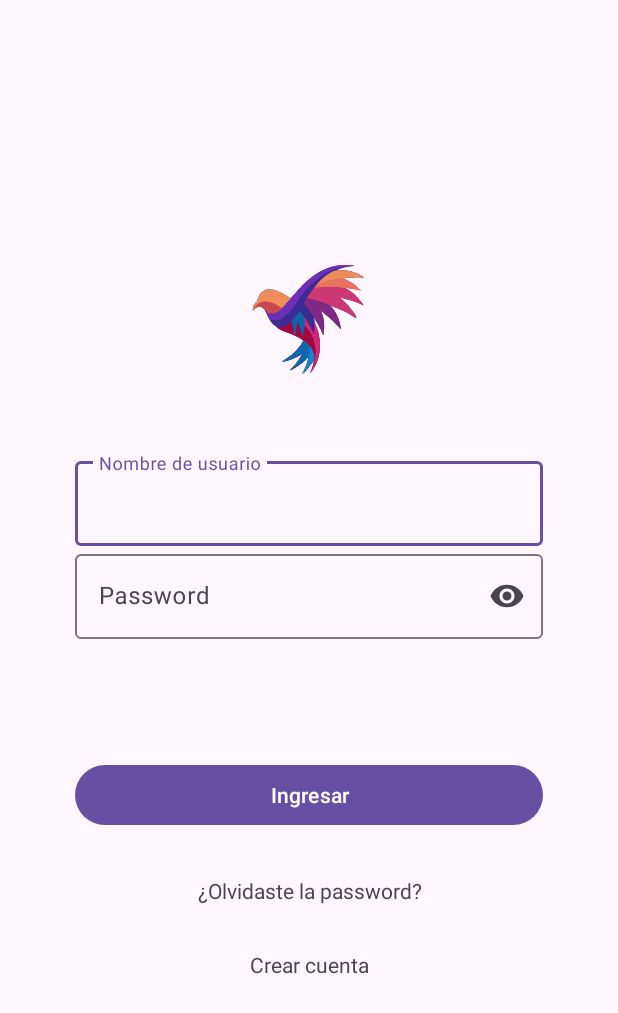
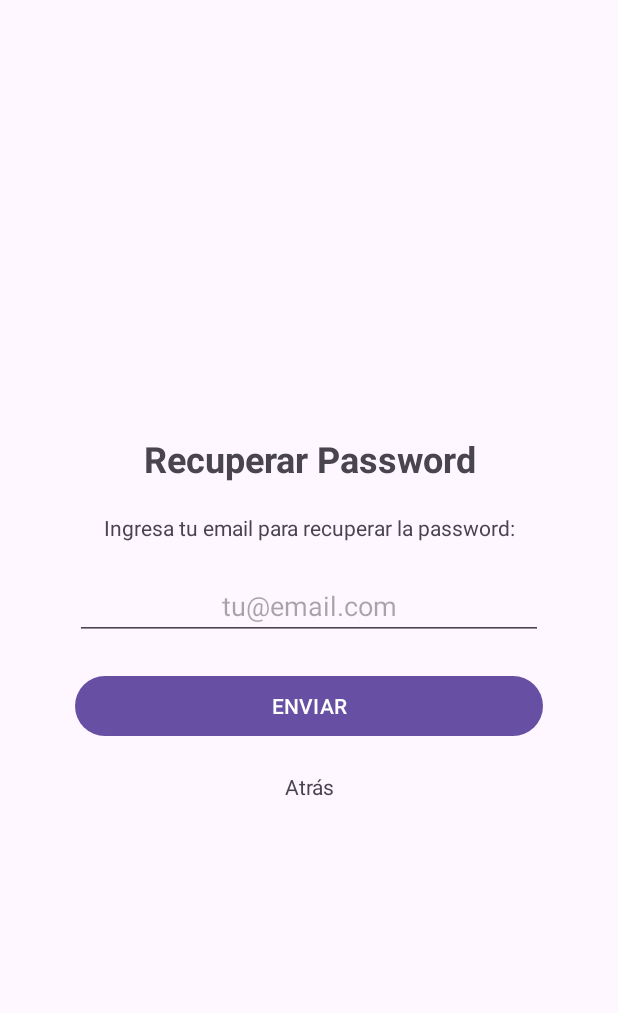
Before and after one commit to JavFuentes/Login, an Android app: the screen it shows after launch (LoginActivity), after a tap on "¿Olvidaste la password?", on a phone screen of 412 x 824 dp. Shown: the top 1013 px of the screen. Run offline under Robolectric (Android 15) with nearby library versions, the phone set to English and light mode, and no system bars.

Commit message:
binding,bundle

```diff
--- a/app/build.gradle
+++ b/app/build.gradle
@@ -26,6 +26,10 @@ android {
         sourceCompatibility JavaVersion.VERSION_11
         targetCompatibility JavaVersion.VERSION_11
     }
+    buildFeatures{
+        viewBinding = true
+    }
+
 }
 
 dependencies {
--- a/app/src/main/java/dev/javfuentes/login/LoginActivity.java
+++ b/app/src/main/java/dev/javfuentes/login/LoginActivity.java
@@ -2,33 +2,33 @@ package dev.javfuentes.login;
 
 import android.content.Intent;
 import android.os.Bundle;
+import android.renderscript.ScriptGroup;
+import android.view.View;
 import android.widget.Button;
 import android.widget.EditText;
 import android.widget.TextView;
 import android.widget.Toast;
 
+import androidx.activity.OnBackPressedCallback;
 import androidx.appcompat.app.AppCompatActivity;
+import java.util.Objects;
+
+import dev.javfuentes.login.databinding.ActivityLoginBinding;
 
 public class LoginActivity extends AppCompatActivity {
-
-    private EditText et_nombre_usuario, et_password;
+    private ActivityLoginBinding binding;
 
     @Override
     protected void onCreate(Bundle savedInstanceState) {
         super.onCreate(savedInstanceState);
-        setContentView(R.layout.activity_login);
 
-        et_nombre_usuario = findViewById(R.id.et_nombre_usuario);
-        et_password = findViewById(R.id.et_password);
+        binding = ActivityLoginBinding.inflate(getLayoutInflater());
+        setContentView(binding.getRoot());
 
-        Button btn_ingresar = findViewById(R.id.btn_ingresar);
-        TextView btn_tv_password_olvidada = findViewById(R.id.btn_tv_password_olvidada);
-        TextView btn_tv_crear_cuenta = findViewById(R.id.btn_tv_crear_cuenta);
-
-        btn_ingresar.setOnClickListener(v -> {
-                if (et_nombre_usuario.getText().toString().isEmpty() || et_password.getText().toString().isEmpty()) {
+        binding.btnIngresar.setOnClickListener(v -> {
+            if (Objects.requireNonNull(binding.etNombreUsuario.getText()).toString().isEmpty() || Objects.requireNonNull(binding.etPassword.getText()).toString().isEmpty()) {
                 Toast.makeText(LoginActivity.this, "No deben haber campos vacios", Toast.LENGTH_LONG).show();
-                } else if(et_nombre_usuario.getText().toString().equals("usuario") && et_password.getText()
+            } else if(binding.etNombreUsuario.getText().toString().equals("usuario") && binding.etPassword.getText()
                     .toString().equals("123")){
                 Intent intent = new Intent(LoginActivity.this, MainActivity.class);
                 startActivity(intent);
@@ -38,40 +38,75 @@ public class LoginActivity extends AppCompatActivity {
             }
         });
 
-        btn_tv_password_olvidada.setOnClickListener(v -> {
+        binding.btnTvPasswordOlvidada.setOnClickListener(v -> {
             // Animación de escala
-            v.animate()
+            animateScaleButton(v);
+
+            // Ocultar el layout del login
+            binding.loginLayout.setVisibility(View.GONE);
+
+
+            // Crear el fragment y el bundle
+            PasswordOlvidadaFragment fragment = new PasswordOlvidadaFragment();
+            Bundle bundle = new Bundle();
+
+            // Obtener el texto del campo usuario y pasarlo al bundle
+            String nombreUsuario = binding.etNombreUsuario.getText().toString();
+            bundle.putString("nombre_usuario", nombreUsuario);
+
+            // Asignar el bundle al fragment
+            fragment.setArguments(bundle);
+
+
+            // Cargar el fragment
+            getSupportFragmentManager().beginTransaction()
+                    .replace(R.id.fragment_container, fragment)
+                    .addToBackStack(null)
+                    .commit();
+        });
+
+        binding.btnTvCrearCuenta.setOnClickListener(v -> {
+            // Animación de escala
+            animateScaleButton(v);
+            Toast.makeText(LoginActivity.this, "Pronto", Toast.LENGTH_SHORT).show();
+        });
+
+        // Manejar el botón de retroceso del sistema
+        getOnBackPressedDispatcher().addCallback(this, new OnBackPressedCallback(true) {
+            @Override
+            public void handleOnBackPressed() {
+                // Verificar si hay fragments en el back stack
+                if (getSupportFragmentManager().getBackStackEntryCount() > 0) {
+                    // Mostrar el layout del login antes de hacer pop del fragment
+                    showLoginLayout();
+                    getSupportFragmentManager().popBackStack();
+                } else {
+                    // Si no hay fragments, comportamiento normal de salir de la app
+                    finish();
+                }
+            }
+        });
+    }
+
+    // Función privada para la animación de escala
+    private void animateScaleButton(View view) {
+        view.animate()
                 .scaleX(0.95f)
                 .scaleY(0.95f)
                 .setDuration(100)
                 .withEndAction(() -> {
-                        v.animate()
+                    view.animate()
                             .scaleX(1.0f)
                             .scaleY(1.0f)
                             .setDuration(100)
                             .start();
                 })
                 .start();
+    }
 
-            Toast.makeText(LoginActivity.this, "Pronto", Toast.LENGTH_SHORT).show();
-        });
+    public void showLoginLayout() {
+        binding.loginLayout.setVisibility(View.VISIBLE);
+    }
 
 
-        btn_tv_crear_cuenta.setOnClickListener(v -> {
-            // Animación de escala
-            v.animate()
-                    .scaleX(0.95f)
-                    .scaleY(0.95f)
-                    .setDuration(100)
-                    .withEndAction(() -> {
-                        v.animate()
-                                .scaleX(1.0f)
-                                .scaleY(1.0f)
-                                .setDuration(100)
-                                .start();
-                    })
-                    .start();
-            Toast.makeText(LoginActivity.this, "Pronto", Toast.LENGTH_SHORT).show();
-        });
 }
-}
--- a/app/src/main/java/dev/javfuentes/login/PasswordOlvidadaFragment.java
+++ b/app/src/main/java/dev/javfuentes/login/PasswordOlvidadaFragment.java
@@ -1,21 +1,51 @@
 package dev.javfuentes.login;
 
 import android.os.Bundle;
-import androidx.fragment.app.Fragment;
 import android.view.LayoutInflater;
 import android.view.View;
 import android.view.ViewGroup;
+import androidx.annotation.NonNull;
+import androidx.annotation.Nullable;
+import androidx.fragment.app.Fragment;
+import dev.javfuentes.login.databinding.FragmentPasswordOlvidadaBinding;
 
 public class PasswordOlvidadaFragment extends Fragment {
+    private FragmentPasswordOlvidadaBinding binding;
 
     public PasswordOlvidadaFragment() {
         // Required empty public constructor
     }
 
     @Override
-    public View onCreateView(LayoutInflater inflater, ViewGroup container,
-                             Bundle savedInstanceState) {
-        // Inflate the layout for this fragment
-        return inflater.inflate(R.layout.fragment_password_olvidada, container, false);
+    public View onCreateView(@NonNull LayoutInflater inflater, @Nullable ViewGroup container, @Nullable Bundle savedInstanceState) {
+
+        // Inicializar el binding
+        binding = FragmentPasswordOlvidadaBinding.inflate(inflater, container, false);
+
+        // Recuperar el argumento del bundle
+        if (getArguments() != null) {
+            String nombreUsuario = getArguments().getString("nombre_usuario", "");
+            // Establecer el texto en tu EditText del correo
+            binding.etEmail.setText(nombreUsuario);
+        }
+
+        // Configurar el botón "Atrás"
+        binding.btnTvVolver.setOnClickListener(v -> {
+            // Mostrar nuevamente el layout del login
+            if (getActivity() instanceof LoginActivity) {
+                ((LoginActivity) getActivity()).showLoginLayout();
+            }
+            // Remover el fragment
+            requireActivity().getSupportFragmentManager().popBackStack();
+        });
+
+        return binding.getRoot();
+    }
+
+    @Override
+    public void onDestroyView() {
+        super.onDestroyView();
+        // Limpiar el binding para evitar memory leaks
+        binding = null;
     }
 }
--- a/app/src/main/res/layout-land/activity_login.xml
+++ /dev/null
@@ -1,68 +0,0 @@
-<?xml version="1.0" encoding="utf-8"?>
-<androidx.constraintlayout.widget.ConstraintLayout xmlns:app="http://schemas.android.com/apk/res-auto"
-    xmlns:tools="http://schemas.android.com/tools"
-    android:layout_width="match_parent"
-    android:layout_height="match_parent"
-    xmlns:android="http://schemas.android.com/apk/res/android">
-
-    <LinearLayout
-        android:layout_width="match_parent"
-        android:layout_height="wrap_content"
-        android:orientation="vertical"
-        android:layout_marginStart="@dimen/margin_extra_extra_large"
-        android:layout_marginEnd="@dimen/margin_extra_extra_large"
-        app:layout_constraintBottom_toBottomOf="parent"
-        app:layout_constraintEnd_toEndOf="parent"
-        app:layout_constraintStart_toStartOf="parent"
-        app:layout_constraintTop_toTopOf="parent"
-        tools:context=".LoginActivity">
-
-        <ImageView
-            android:layout_width="@dimen/size_small"
-            android:layout_height="@dimen/size_small"
-            android:layout_gravity="center"
-            android:contentDescription="@string/content_description"
-            android:src="@drawable/logo_login" />
-
-        <EditText
-            android:id="@+id/et_nombre_usuario"
-            android:layout_width="match_parent"
-            android:layout_height="wrap_content"
-            android:layout_marginTop="@dimen/margin_medium"
-            android:autofillHints=""
-            android:hint="@string/nombre_de_usuario"
-            android:inputType="text" />
-
-        <EditText
-            android:id="@+id/et_password"
-            android:layout_width="match_parent"
-            android:layout_height="wrap_content"
-            android:autofillHints=""
-            android:hint="@string/password"
-            android:inputType="textPassword" />
-
-        <Button
-            android:id="@+id/btn_ingresar"
-            android:layout_width="match_parent"
-            android:layout_height="wrap_content"
-            android:layout_marginTop="@dimen/margin_medium"
-            android:text="@string/ingresar"/>
-
-        <TextView
-            android:id="@+id/btn_tv_password_olvidada"
-            android:layout_width="match_parent"
-            android:layout_height="wrap_content"
-            android:layout_marginTop="@dimen/margin_extra_small"
-            android:gravity="center"
-            android:text="@string/olvidaste_la_password" />
-
-        <TextView
-            android:id="@+id/btn_tv_crear_cuenta"
-            android:layout_width="match_parent"
-            android:layout_height="wrap_content"
-            android:layout_marginTop="@dimen/margin_extra_small"
-            android:gravity="center"
-            android:text="@string/crear_cuenta" />
-
-    </LinearLayout>
-</androidx.constraintlayout.widget.ConstraintLayout>
--- a/app/src/main/res/layout/activity_login.xml
+++ b/app/src/main/res/layout/activity_login.xml
@@ -6,7 +6,13 @@
     android:layout_height="match_parent"
     xmlns:android="http://schemas.android.com/apk/res/android">
 
+    <FrameLayout
+        android:id="@+id/fragment_container"
+        android:layout_width="match_parent"
+        android:layout_height="match_parent"/>
+
     <LinearLayout
+        android:id="@+id/login_layout"
         android:layout_width="match_parent"
         android:layout_height="wrap_content"
         android:orientation="vertical"
--- a/app/src/main/res/values/strings.xml
+++ b/app/src/main/res/values/strings.xml
@@ -1,7 +1,7 @@
 <resources>
     <string name="app_name">Login</string>
     <string name="content_description">Logo de la app, es un ave de colores</string>
-    <string name="nombre_de_usuario">Nombre de usuario</string>
+    <string name="nombre_de_usuario">Nombre de usuario o email</string>
     <string name="password">Password</string>
     <string name="ingresar">Ingresar</string>
     <string name="olvidaste_la_password">¿Olvidaste la password?</string>
```
Lines whose indentation alone changed are shown as unchanged.
